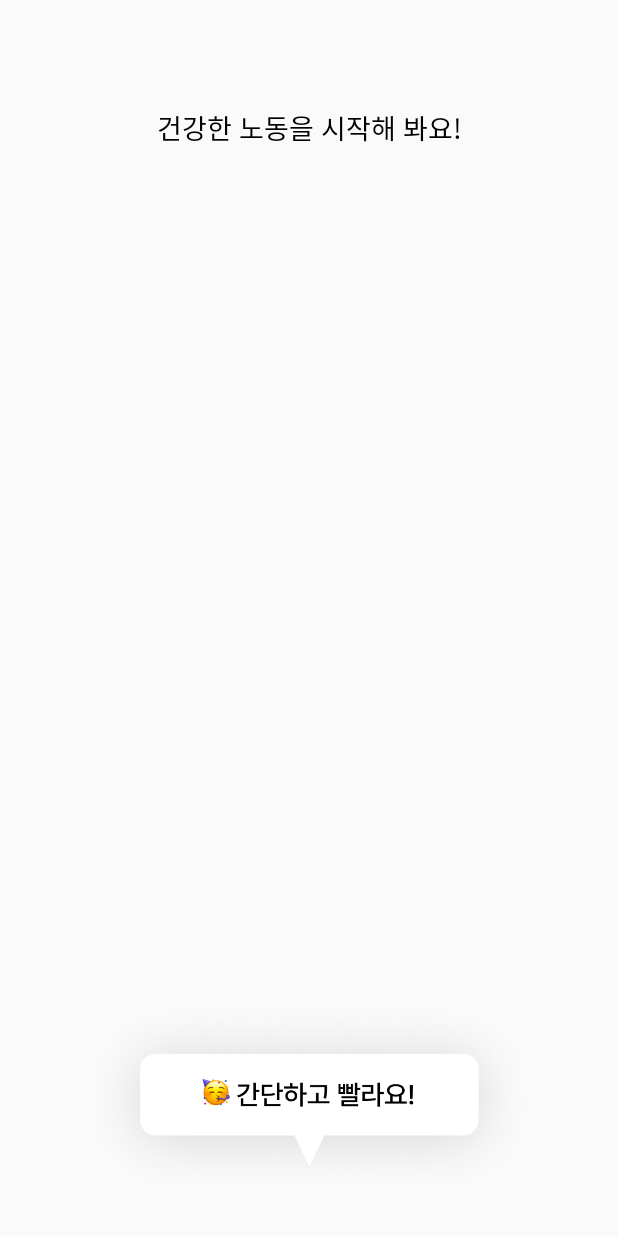
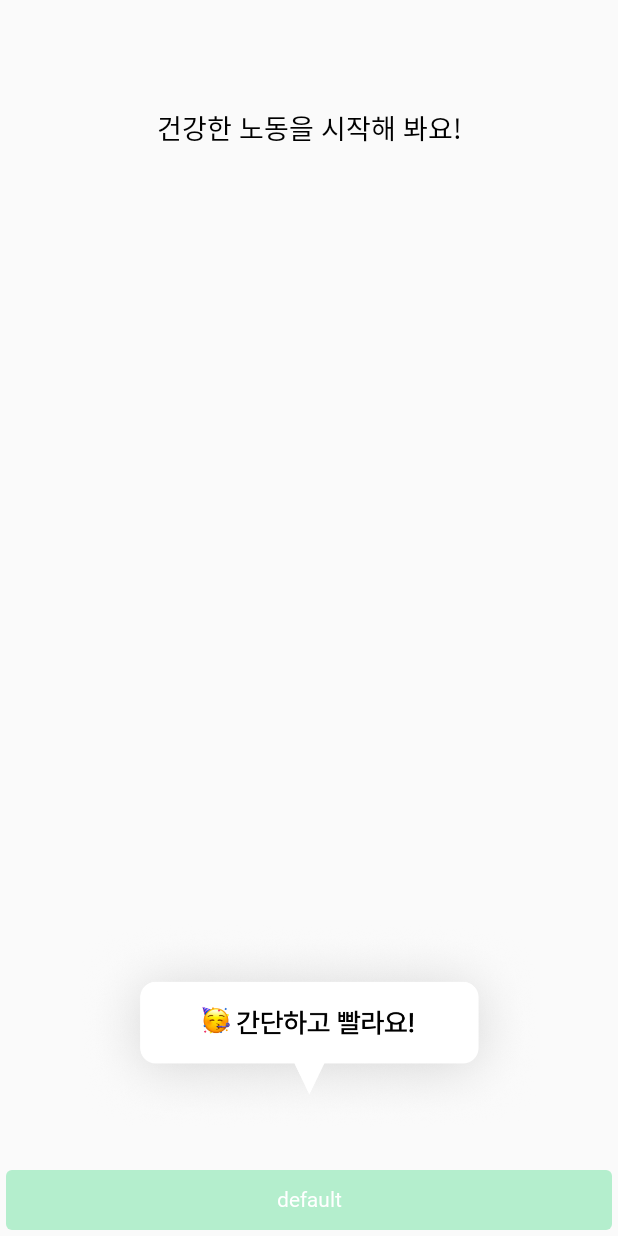
Before and after one commit to 24-IMPACTON-savage/savage-android, an Android app built with Jetpack Compose: the screen it shows after launch (MainActivity), on a phone screen of 412 x 824 dp. Run offline under Robolectric (Android 15) with nearby library versions, the phone set to English and light mode, and no system bars; Roboto replaces fonts that are not available here.

Commit message:
fix button

```diff
--- a/app/src/main/java/team/retum/savage_android/feature/onboarding/StartScreen.kt
+++ b/app/src/main/java/team/retum/savage_android/feature/onboarding/StartScreen.kt
@@ -15,6 +15,7 @@ import androidx.compose.ui.res.painterResource
 import androidx.compose.ui.unit.dp
 import androidx.navigation.NavController
 import team.retum.savage_android.R
+import team.retum.savage_android.ui.component.SavageButton
 import team.retum.savage_android.ui.theme.SavageTypography
 
 @Composable
@@ -42,6 +43,11 @@ fun StartScreen(
 
         // join button
         // login button
+        SavageButton(
+            onClick = {
+
+            },
+            )
     }
 
 }
```
Also changed, not shown: app/src/main/java/team/retum/savage_android/ui/component/SavageButton.kt (+4 -4 lines).
